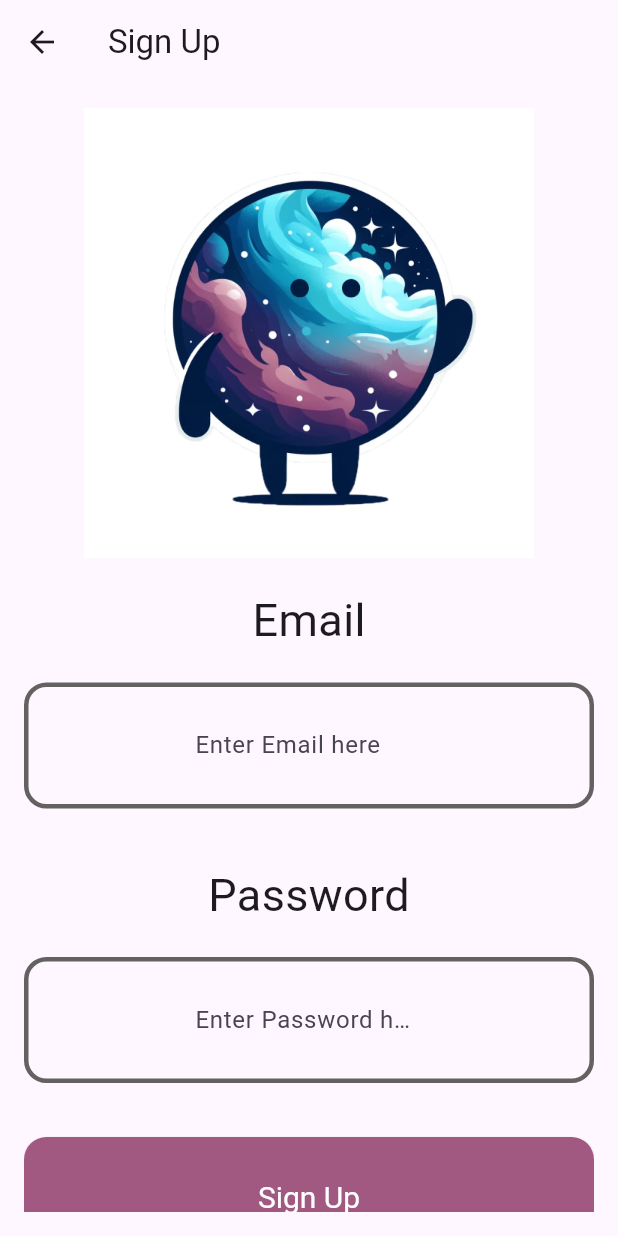
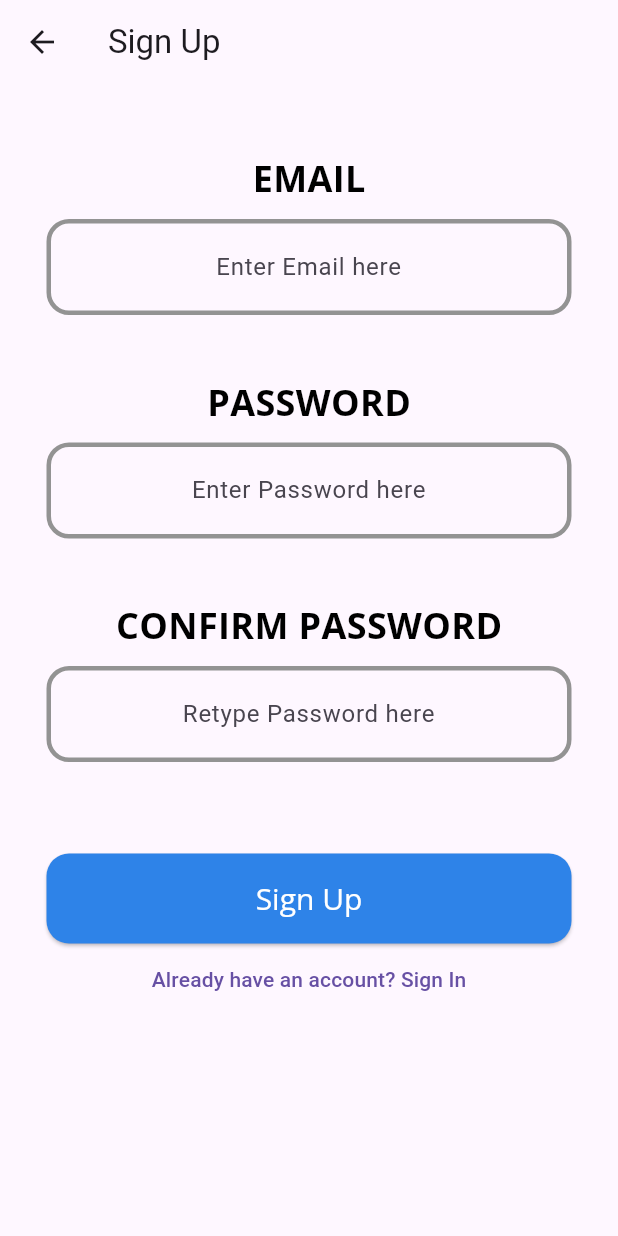
Before and after one commit to JasonXing1234/Gamified-Education-App, a Flutter app: the SignUpPage screen opened directly, on a phone screen of 412 x 824 dp. Run offline on Flutter 3.47's test engine with Material 3 defaults, Android fonts, the phone set to English and light mode, and no system bars; our stand-ins replace equatable, firebase_auth, firebase_core, firebase_database, firebase_messaging, google_fonts; accounts and stored records are empty; network calls fail.

Commit message:
Adjusting the UI of the Sign In and Sign Up to match the App theme

```diff
--- a/lib/SignUp.dart
+++ b/lib/SignUp.dart
@@ -2,6 +2,8 @@ import 'package:firebase_messaging/firebase_messaging.dart';
 import 'package:flutter/material.dart';
 import 'package:firebase_auth/firebase_auth.dart';
 import 'package:firebase_database/firebase_database.dart';
+import 'package:quiz/styles/app_colors.dart';
+import 'package:quiz/styles/text_styles.dart';
 import 'UserModel.dart';
 import 'home_screen.dart';
 
@@ -13,8 +15,13 @@ class SignUpPage extends StatefulWidget {
 class _SignUpPageState extends State<SignUpPage> {
   final TextEditingController _emailController = TextEditingController();
   final TextEditingController _passwordController = TextEditingController();
+  final TextEditingController _confirmPasswordController = TextEditingController();
+
   final DatabaseReference databaseRef = FirebaseDatabase.instance.ref();
   User? user2 = FirebaseAuth.instance.currentUser;
+
+  final AppTextStyles textStyles = AppTextStyles();
+  final AppColors appColors = const AppColors();
 
   Future<void> _signUp() async {
     try {
@@ -43,7 +50,7 @@ class _SignUpPageState extends State<SignUpPage> {
         password: _passwordController.text,
       );
       Navigator.of(context).push(
-        MaterialPageRoute(builder: (context) => Home()),
+        MaterialPageRoute(builder: (context) => const Home()),
       );
       // Navigate to home screen or other page
     } catch (e) {
@@ -55,83 +62,123 @@ class _SignUpPageState extends State<SignUpPage> {
   @override
   Widget build(BuildContext context) {
     return Scaffold(
-      appBar: AppBar(title: Text('Sign Up')),
+      appBar: AppBar(title: const Text('Sign Up')),
       body: Padding(
         padding: const EdgeInsets.all(16.0),
-        child: SingleChildScrollView(child: Center(child:Column(
+        child: SingleChildScrollView(
+          child: Center(
+            child: Column(
               children: [
-            Image.asset(
-              'assets/images/img_1.png', // Path to your image
-              width: 300, // Set the width of the image
-              height: 300, // Set the height of the image
-              fit: BoxFit.cover, // How the image should be inscribed into the space
+                // Image.asset(
+                //   'assets/images/img_1.png', // Path to your image
+                //   width: 300, // Set the width of the image
+                //   height: 300, // Set the height of the image
+                //   fit: BoxFit.cover, // How the image should be inscribed into the space
+                // ),
+                const SizedBox(height: 30),
+                Text(
+                  "EMAIL",
+                  style: textStyles.heading1,
                 ),
-            SizedBox(height: 20),
-            Text('Email', style: TextStyle(fontSize: 30),),
-            SizedBox(height: 20),
+                const SizedBox(height: 10),
                 SizedBox(
-              width: 380,
-              height: 100,
+                  width: 350,
+                  height: 75,
                   child: TextField(
+                    textAlign: TextAlign.center,
                     controller: _emailController,
-                decoration: const InputDecoration(
-                  hintText: 'Enter Email here',
-                  contentPadding: EdgeInsets.symmetric(vertical: 30.0, horizontal:110),
+                    decoration: InputDecoration(
+                      hintText: "Enter Email here",
+                      contentPadding: const EdgeInsets.symmetric(vertical: 20.0),
                       enabledBorder: OutlineInputBorder(
-                    borderSide: BorderSide(width: 3, color: Color(0xFF646161)), // Thick border
-                    borderRadius: BorderRadius.all(Radius.circular(15.0)), // Rounded corners
+                        borderSide: BorderSide(width: 3, color: appColors.grey), // Thick border
+                        borderRadius: const BorderRadius.all(Radius.circular(15.0)), // Rounded corners
                       ),
                       focusedBorder: OutlineInputBorder(
-                    borderSide: BorderSide(width: 3, color: Color(0xFF646161)), // Thick border when focused
-                    borderRadius: BorderRadius.all(Radius.circular(15.0)), // Rounded corners when focused
+                        borderSide: BorderSide(width: 3, color: appColors.grey), // Thick border when focused
+                        borderRadius: const BorderRadius.all(Radius.circular(15.0)), // Rounded corners when focused
                       ),
                     ),
                   ),
                 ),
-            SizedBox(height: 20),
-            const Text('Password', style: TextStyle(fontSize: 30)),
-            SizedBox(height: 20),
+                const SizedBox(height: 30),
+                Text(
+                  "PASSWORD",
+                  style: textStyles.heading1,
+                ),
+                const SizedBox(height: 10),
                 SizedBox(
-              width: 380,
-              height: 100,
+                  width: 350,
+                  height: 75,
                   child: TextField(
+                    textAlign: TextAlign.center,
                     controller: _passwordController,
-                    decoration: const InputDecoration(
+                    decoration: InputDecoration(
                       hintText: 'Enter Password here',
-                      contentPadding: EdgeInsets.symmetric(vertical: 30.0, horizontal:110),
+                      contentPadding: const EdgeInsets.symmetric(vertical: 20.0),
                       enabledBorder: OutlineInputBorder(
-                        borderSide: BorderSide(width: 3, color: Color(0xFF646161)), // Thick border
-                        borderRadius: BorderRadius.all(Radius.circular(15.0)), // Rounded corners
+                        borderSide: BorderSide(width: 3, color: appColors.grey), // Thick border
+                        borderRadius: const BorderRadius.all(Radius.circular(15.0)), // Rounded corners
                       ),
                       focusedBorder: OutlineInputBorder(
-                        borderSide: BorderSide(width: 3, color: Color(0xFF646161)), // Thick border when focused
-                        borderRadius: BorderRadius.all(Radius.circular(15.0)), // Rounded corners when focused
+                        borderSide: BorderSide(width: 3, color: appColors.grey), // Thick border when focused
+                        borderRadius: const BorderRadius.all(Radius.circular(15.0)), // Rounded corners when focused
                       ),
                     ),
                     obscureText: true,
                   ),
                 ),
-            SizedBox(height: 20),
+                const SizedBox(height: 30),
+                Text(
+                  "CONFIRM PASSWORD",
+                  style: textStyles.heading1,
+                ),
+                const SizedBox(height: 10),
+                SizedBox(
+                  width: 350,
+                  height: 75,
+                  child: TextField(
+                    textAlign: TextAlign.center,
+                    controller: _confirmPasswordController,
+                    decoration: InputDecoration(
+                      hintText: "Retype Password here",
+                      contentPadding: const EdgeInsets.symmetric(vertical: 20.0),
+                      enabledBorder: OutlineInputBorder(
+                        borderSide: BorderSide(width: 3, color: appColors.grey), // Thick border
+                        borderRadius: const BorderRadius.all(Radius.circular(15.0)), // Rounded corners
+                      ),
+                      focusedBorder: OutlineInputBorder(
+                        borderSide: BorderSide(width: 3, color: appColors.grey), // Thick border when focused
+                        borderRadius: const BorderRadius.all(Radius.circular(15.0)), // Rounded corners when focused
+                      ),
+                    ),
+                    obscureText: true,
+                  ),
+                ),
+                const SizedBox(height: 50),
                 ElevatedButton(
                   onPressed: _signUp,
-              child: Text('Sign Up', style: TextStyle(color: Colors.white)),
                   style: ElevatedButton.styleFrom(
                       textStyle: const TextStyle(
                         fontSize: 20, // Set the font size
                         color: Colors.white, // Set the text color
                       ),
-                minimumSize: Size(380, 80), // Width: 150, Height: 50
+                    minimumSize: const Size(350, 60), // Width: 150, Height: 50
                     shape: RoundedRectangleBorder(
                       borderRadius: BorderRadius.circular(15), // Set the border radius
                     ),
-                backgroundColor: Color(0xFFA15981)
+                    backgroundColor: appColors.royalBlue,
+                  ),
+                  child: Text(
+                    "Sign Up",
+                    style: textStyles.mediumBodyTextWhite,
                   ),
                 ),
                 TextButton(
                   onPressed: () {
                     Navigator.of(context).pop();
                   },
-              child: Text('Already have an account? Sign In'),
+                  child: const Text('Already have an account? Sign In'),
                 ),
               ],
         ),
--- a/lib/home_screen.dart
+++ b/lib/home_screen.dart
@@ -19,10 +19,6 @@ import 'components/quiz/quiz_questions/quiz6.dart';
 import '../SignIn.dart';
 import '../styles/app_colors.dart';
 import '../styles/text_styles.dart';
-// >>>>>>> dev:lib/components/quiz.dart
-
-import 'styles/app_colors.dart';
-import 'styles/text_styles.dart';
 
 class Home extends StatefulWidget {
   const Home({super.key});
--- a/lib/main.dart
+++ b/lib/main.dart
@@ -18,7 +18,7 @@ class MyApp extends StatelessWidget {
   @override
   Widget build(BuildContext context) {
     return MaterialApp(
-      home: Home(), //TODO: Switch back to AuthCheck(), when ready, home is easier for setting up UI
+      home: AuthCheck(),
     );
   }
 }
```
Also changed, not shown: lib/SignIn.dart (+81 -31 lines). Lines whose indentation alone changed are shown as unchanged.
